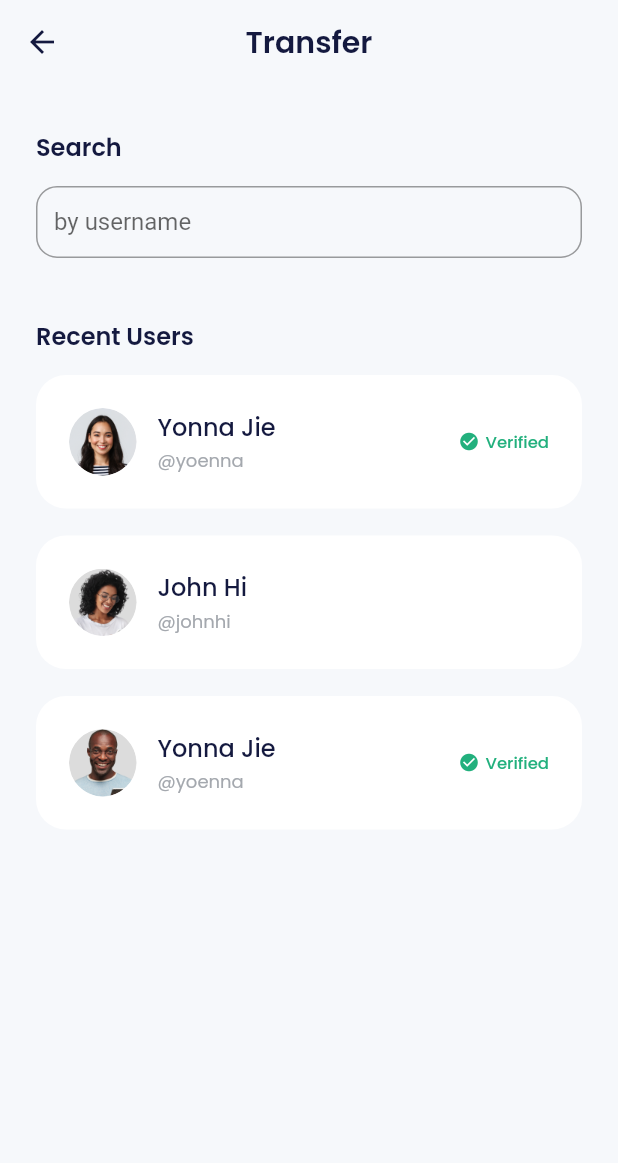
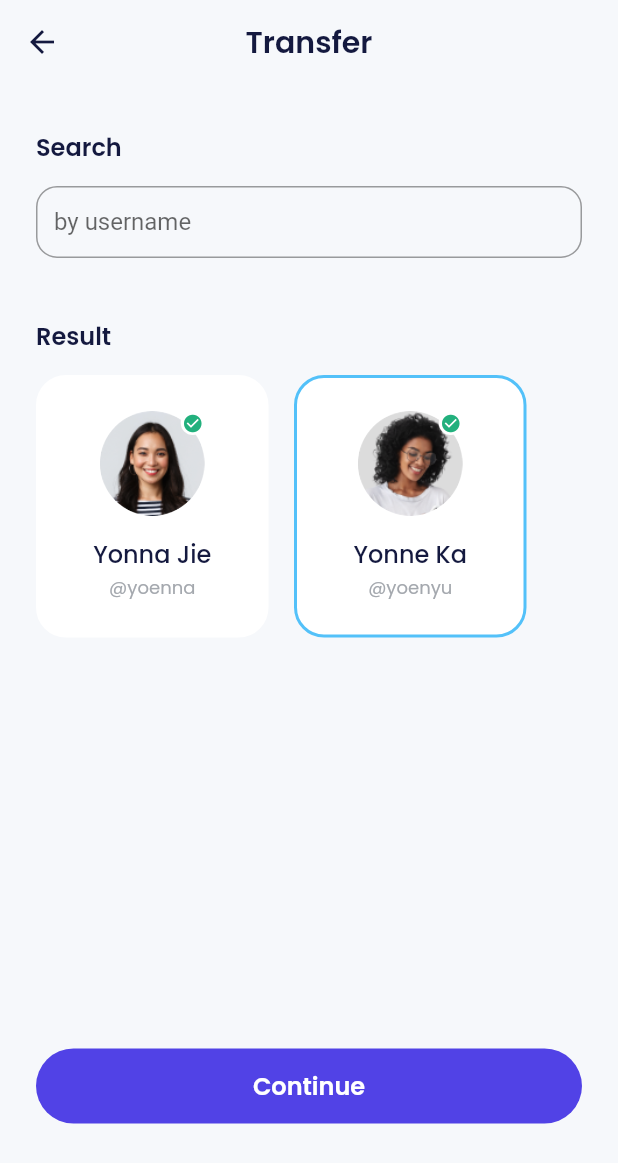
Before and after one commit to Faik-irkham/E-Wallet-Mobile-Apps, a Flutter app: the TransferPage screen opened by its route, on a phone screen of 412 x 824 dp. Shown: the top 1163 px of the screen. Run offline on Flutter 3.47's test engine with Material 2 defaults, Android fonts, the light colour scheme and no system bars; our stand-ins replace carousel_slider, google_fonts.

Commit message:
transfer result user item

```diff
--- a/lib/ui/pages/transfer_page.dart
+++ b/lib/ui/pages/transfer_page.dart
@@ -1,6 +1,8 @@
 import 'package:bank_sha/shared/theme.dart';
+import 'package:bank_sha/ui/widgets/buttons.dart';
 import 'package:bank_sha/ui/widgets/forms.dart';
 import 'package:bank_sha/ui/widgets/transfer_recent_user_item.dart';
+import 'package:bank_sha/ui/widgets/transfer_result_user_item.dart';
 import 'package:flutter/material.dart';
 
 class TransferPage extends StatelessWidget {
@@ -24,11 +26,18 @@ class TransferPage extends StatelessWidget {
             ),
           ),
           const SizedBox(height: 14),
-          CustomFormField(
+          const CustomFormField(
             title: 'by username',
             isShowTitle: false,
           ),
-          buildRecentUsers(),
+          // buildRecentUsers(),
+          buildResult(),
+          const SizedBox(height: 274),
+          CustomFilledButton(
+            title: 'Continue',
+            onPressed: () {},
+          ),
+          const SizedBox(height: 50),
         ],
       ),
     );
@@ -69,4 +78,42 @@ class TransferPage extends StatelessWidget {
       ),
     );
   }
+
+  Widget buildResult() {
+    return Container(
+      margin: const EdgeInsets.only(top: 40),
+      child: Column(
+        crossAxisAlignment: CrossAxisAlignment.start,
+        children: [
+          Text(
+            'Result',
+            style: blackTextStyle.copyWith(
+              fontSize: 16,
+              fontWeight: semiBold,
+            ),
+          ),
+          const SizedBox(height: 14),
+          Wrap(
+            spacing: 17,
+            runSpacing: 17,
+            children: const [
+              TransferResultUserItem(
+                imageUrl: 'assets/img_friend1.png',
+                name: 'Yonna Jie',
+                username: 'yoenna',
+                isVerified: true,
+              ),
+              TransferResultUserItem(
+                imageUrl: 'assets/img_friend2.png',
+                name: 'Yonne Ka',
+                username: 'yoenyu',
+                isVerified: true,
+                isSelected: true,
+              ),
+            ],
+          )
+        ],
+      ),
+    );
+  }
 }
--- /dev/null
+++ b/lib/ui/widgets/transfer_result_user_item.dart
@@ -0,0 +1,87 @@
+import 'package:bank_sha/shared/theme.dart';
+import 'package:flutter/material.dart';
+
+class TransferResultUserItem extends StatelessWidget {
+  final String imageUrl;
+  final String name;
+  final String username;
+  final bool isVerified;
+  final bool isSelected;
+
+  const TransferResultUserItem({
+    super.key,
+    required this.imageUrl,
+    required this.name,
+    required this.username,
+    this.isVerified = false,
+    this.isSelected = false,
+  });
+
+  @override
+  Widget build(BuildContext context) {
+    return Container(
+      width: 155,
+      height: 175,
+      padding: const EdgeInsets.symmetric(
+        horizontal: 14,
+        vertical: 22,
+      ),
+      decoration: BoxDecoration(
+          color: whiteColor,
+          borderRadius: BorderRadius.circular(20),
+          border: Border.all(
+            color: isSelected ? blueColor : whiteColor,
+            width: 2,
+          )),
+      child: Column(
+        children: [
+          Container(
+            width: 70,
+            height: 70,
+            decoration: BoxDecoration(
+              shape: BoxShape.circle,
+              image: DecorationImage(
+                image: AssetImage(imageUrl),
+              ),
+            ),
+            child: isVerified
+                ? Align(
+                    alignment: Alignment.topRight,
+                    child: Container(
+                      width: 16,
+                      height: 16,
+                      decoration: BoxDecoration(
+                        shape: BoxShape.circle,
+                        color: whiteColor,
+                      ),
+                      child: Center(
+                        child: Icon(
+                          Icons.check_circle,
+                          color: greenColor,
+                          size: 14,
+                        ),
+                      ),
+                    ),
+                  )
+                : null,
+          ),
+          const SizedBox(height: 13),
+          Text(
+            name,
+            style: blackTextStyle.copyWith(
+              fontSize: 16,
+              fontWeight: medium,
+            ),
+          ),
+          const SizedBox(height: 2),
+          Text(
+            '@$username',
+            style: greyTextStyle.copyWith(
+              fontSize: 12,
+            ),
+          ),
+        ],
+      ),
+    );
+  }
+}
```
